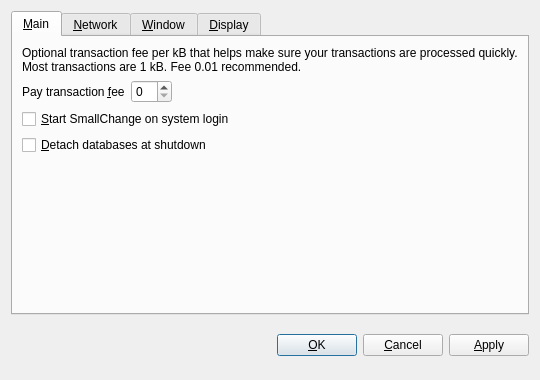
Old version of the form src/qt/forms/optionsdialog.ui in the repository acgh213/boondollars.
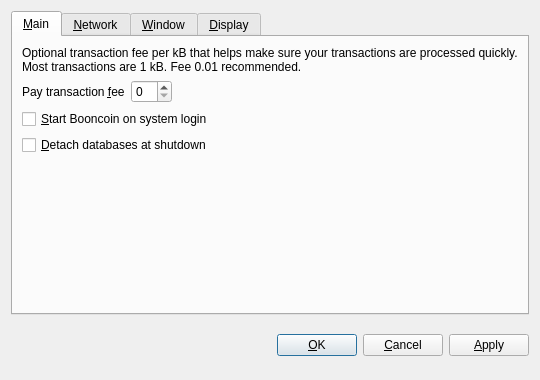
New version of the form. The open tabs and pages were chosen to show the change. Custom widgets are drawn as their Qt base class.

What changed in the file:
```diff
--- a/src/qt/forms/optionsdialog.ui
+++ b/src/qt/forms/optionsdialog.ui
@@ -82,7 +82,7 @@
           <string>Automatically start SmallChange after logging in to the system.</string>
          </property>
          <property name="text">
-          <string>&amp;Start SmallChange on system login</string>
+          <string>&amp;Start Booncoin on system login</string>
          </property>
         </widget>
        </item>
```
Left out of the diff: 10 changed lines with no effect on the pictures.
